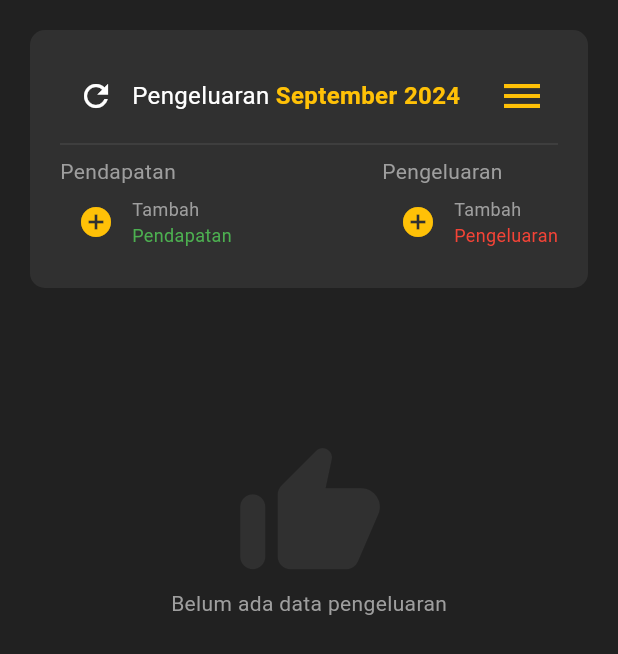
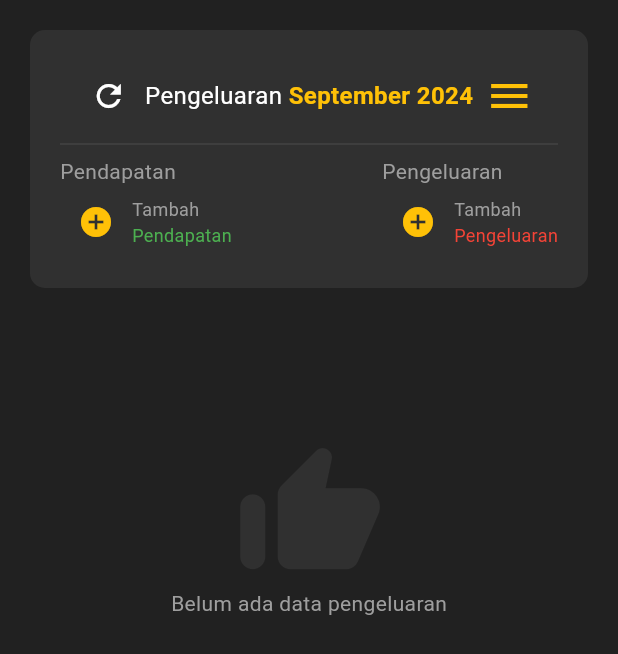
Before and after one commit to IvanRifki/pengeluaran, a Flutter app: the screen it shows after launch, on a phone screen of 412 x 824 dp. Shown: the top 654 px of the screen. Run offline on Flutter 3.47's test engine with Material 3 defaults, Android fonts, the light colour scheme and no system bars; our stand-ins replace flutter_keyboard_visibility, sqflite, sqflite_common_ffi, syncfusion_flutter_charts; accounts and stored records are empty.

Commit message:
perbaikan bug UI dan line chart

```diff
--- a/lib/charts/LineChartPengeluaranPerBulan.dart
+++ b/lib/charts/LineChartPengeluaranPerBulan.dart
@@ -55,7 +55,8 @@ class _LineChartPengeluaranPerBulanState
   }
 
   Future<void> getChartData() async {
-    final data = await db.queryLineChartPengeluaran();
+    final bulanini = DateFormat('MMMM').format(DateTime.now());
+    final data = await db.queryLineChartPengeluaran(bulanini);
     _chartdata.clear();
 
     if (data.isNotEmpty) {
--- a/lib/charts/lineChartPengeluaran.dart
+++ b/lib/charts/lineChartPengeluaran.dart
@@ -13,7 +13,8 @@ class LineChartPengeluaran extends StatefulWidget {
 
 List<LineChartData> _chartdata = [];
 Future<void> getChartData() async {
-  final data = await db.queryLineChartPengeluaran();
+  final bulanini = DateFormat('MMMM').format(DateTime.now());
+  final data = await db.queryLineChartPengeluaran(bulanini);
   _chartdata.clear();
   _chartdata = data
       .map((data) => LineChartData(data['TotalPengeluaran'],
--- a/lib/charts/pieChartTipePengeluaran.dart
+++ b/lib/charts/pieChartTipePengeluaran.dart
@@ -57,8 +57,6 @@ class _PieChartTipePengeluaranState extends State<PieChartTipePengeluaran> {
 
     for (int i = 0; i < data.length; i++) {
       DateTime waktu = DateFormat('EEEE dd MMMM yyyy').parse(data[i]['waktu']);
-      // pieChartData.add(PieChartData(data[i]['tipe'], data[i]['nominal'],
-      //     data[i]['nominal'] * 100.0 / totalnominal));
 
       if (waktu.month == DateTime.now().month) {
         pieChartData.add(PieChartData(data[i]['tipe'], data[i]['nominal'] / 2,
@@ -81,7 +79,6 @@ class _PieChartTipePengeluaranState extends State<PieChartTipePengeluaran> {
       ],
       legend: Legend(
         isVisible: true,
-        // overflowMode: LegendItemOverflowMode.wrap,
         position: LegendPosition.left,
         textStyle: const TextStyle(fontSize: 12, color: Colors.white),
       ),
@@ -98,7 +95,6 @@ class _PieChartTipePengeluaranState extends State<PieChartTipePengeluaran> {
                 color: Colors.white,
                 labelPosition: ChartDataLabelPosition.inside),
             dataLabelMapper: (PieChartData data, _) =>
-                // currencyFormatter.format(data.yData),
                 data.percent.toStringAsFixed(2) + '%')
       ],
     );
--- a/lib/databasehelper/dbhelper_pengeluaran.dart
+++ b/lib/databasehelper/dbhelper_pengeluaran.dart
@@ -119,10 +119,10 @@ class DatabaseHelper {
     return results;
   }
 
-  Future<List<Map<String, dynamic>>> queryLineChartPengeluaran() async {
+  Future<List<Map<String, dynamic>>> queryLineChartPengeluaran(bulan) async {
     final db = await DatabaseHelper.instance.database;
     final List<Map<String, dynamic>> results = await db.rawQuery(
-        'Select SUM(CAST(REPLACE($columnNominal, "Rp ", "") AS INTEGER)) as TotalPengeluaran, $columnWaktu FROM $table WHERE $columnWaktu LIKE "%August%" group by $columnWaktu ');
+        'Select SUM(CAST(REPLACE($columnNominal, "Rp ", "") AS INTEGER)) as TotalPengeluaran, $columnWaktu FROM $table WHERE $columnWaktu LIKE "% $bulan %" group by $columnWaktu ');
 
     print('ini resultnya $results');
     return results;
--- a/lib/pages/dashboard/dashboard.dart
+++ b/lib/pages/dashboard/dashboard.dart
@@ -27,7 +27,6 @@ void main() async {
   runApp(Dashboard());
 }
 
-class _DashboardState extends State<Dashboard> {
 final db = DatabaseHelper.instance;
 final dbPendapatan = DatabaseHelperPendapatan.instance;
 DateTime? selectedDate;
@@ -44,6 +43,7 @@ class _DashboardState extends State<Dashboard> {
 
 final _formKey = GlobalKey<FormState>();
 
+class _DashboardState extends State<Dashboard> {
   @override
   void initState() {
     setState(() {
@@ -185,14 +185,19 @@ class _DashboardState extends State<Dashboard> {
 
   Widget containerChart() {
     return Column(
+      mainAxisSize: MainAxisSize.min,
       children: [
         Container(
           color: Colors.transparent,
-          child: Center(child: PieChartTipePengeluaran()),
+          child: Center(
+            child: PieChartTipePengeluaran(),
+          ),
         ),
         Container(
           color: Colors.transparent,
-          child: Center(child: LineChartPengeluaranPerBulan()),
+          child: Center(
+            child: LineChartPengeluaranPerBulan(),
+          ),
         ),
       ],
     );
@@ -633,26 +638,25 @@ class _DashboardState extends State<Dashboard> {
           backgroundColor: Colors.grey[900],
           body: SingleChildScrollView(
             child: Column(
-              children: [
-                Expanded(
-                  child: Column(
+              mainAxisSize: MainAxisSize.min,
               children: [
                 SizedBox(
                   height: defaultPadding,
                 ),
                 Container(
                     padding: const EdgeInsets.all(defaultPadding),
-                          width: MediaQuery.of(context).size.width -
-                              defaultPadding * 2,
+                    width:
+                        MediaQuery.of(context).size.width - defaultPadding * 2,
                     decoration: BoxDecoration(
                       borderRadius: BorderRadius.circular(10),
                       color: Colors.grey[850],
                     ),
                     child: Column(
+                      mainAxisSize: MainAxisSize.min,
                       children: [
                         Row(
-                                mainAxisAlignment:
-                                    MainAxisAlignment.spaceBetween,
+                          mainAxisSize: MainAxisSize.min,
+                          mainAxisAlignment: MainAxisAlignment.spaceBetween,
                           children: [
                             Row(
                               children: [
@@ -691,8 +695,8 @@ class _DashboardState extends State<Dashboard> {
                                     context: context,
                                     builder: (BuildContext context) {
                                       return AlertDialog(
-                                              contentPadding: EdgeInsets.all(
-                                                  defaultPadding / 2),
+                                        contentPadding:
+                                            EdgeInsets.all(defaultPadding / 2),
                                         backgroundColor: Colors.grey[900],
                                         shape: RoundedRectangleBorder(
                                           borderRadius:
@@ -738,16 +742,13 @@ class _DashboardState extends State<Dashboard> {
                                                 label: Text(
                                                   'Beranda',
                                                   style: TextStyle(
-                                                            color:
-                                                                Colors.white),
+                                                      color: Colors.white),
                                                 ),
-                                                      icon: Icon(
-                                                          Icons.home_rounded,
+                                                icon: Icon(Icons.home_rounded,
                                                     color: Colors.white)),
                                             TextButton.icon(
                                                 onPressed: () {
-                                                        Navigator.of(context)
-                                                            .pop();
+                                                  Navigator.of(context).pop();
                                                   Navigator.push(
                                                     context,
                                                     MaterialPageRoute(
@@ -763,28 +764,22 @@ class _DashboardState extends State<Dashboard> {
                                                 label: Text(
                                                   'Daftar Pengeluaran',
                                                   style: TextStyle(
-                                                            color:
-                                                                Colors.white),
+                                                      color: Colors.white),
                                                 ),
                                                 icon: Icon(
-                                                          Icons
-                                                              .menu_book_rounded,
+                                                    Icons.menu_book_rounded,
                                                     color: Colors.white)),
                                             TextButton.icon(
                                                 onPressed: () {
-                                                        Navigator.of(context)
-                                                            .pop();
+                                                  Navigator.of(context).pop();
                                                 },
                                                 label: Text(
                                                   'Menu Mendatang',
                                                   style: TextStyle(
-                                                            color: Colors
-                                                                .grey[700]),
+                                                      color: Colors.grey[700]),
                                                 ),
-                                                      icon: Icon(
-                                                          Icons.commit_rounded,
-                                                          color: Colors
-                                                              .grey[700])),
+                                                icon: Icon(Icons.commit_rounded,
+                                                    color: Colors.grey[700])),
                                           ],
                                         ),
                                       );
@@ -803,12 +798,11 @@ class _DashboardState extends State<Dashboard> {
                           thickness: 1,
                         ),
                         Row(
-                                mainAxisAlignment:
-                                    MainAxisAlignment.spaceBetween,
+                          mainAxisAlignment: MainAxisAlignment.spaceBetween,
                           children: [
                             Column(
-                                    crossAxisAlignment:
-                                        CrossAxisAlignment.start,
+                              mainAxisSize: MainAxisSize.min,
+                              crossAxisAlignment: CrossAxisAlignment.start,
                               children: [
                                 Text('Pendapatan',
                                     style: TextStyle(color: Colors.grey)),
@@ -829,21 +823,18 @@ class _DashboardState extends State<Dashboard> {
                                               ),
                                               Column(
                                                 crossAxisAlignment:
-                                                          CrossAxisAlignment
-                                                              .start,
+                                                    CrossAxisAlignment.start,
                                                 children: [
                                                   Text(
                                                     'Tambah',
                                                     style: TextStyle(
-                                                              color:
-                                                                  Colors.grey,
+                                                        color: Colors.grey,
                                                         fontSize: 12),
                                                   ),
                                                   Text(
                                                     'Pendapatan',
                                                     style: TextStyle(
-                                                              color:
-                                                                  Colors.green,
+                                                        color: Colors.green,
                                                         fontSize: 12),
                                                   ),
                                                 ],
@@ -853,8 +844,7 @@ class _DashboardState extends State<Dashboard> {
                                         : Row(
                                             children: [
                                               TextButton.icon(
-                                                      style:
-                                                          TextButton.styleFrom(
+                                                style: TextButton.styleFrom(
                                                   backgroundColor:
                                                       Colors.grey[800],
                                                 ),
@@ -869,13 +859,11 @@ class _DashboardState extends State<Dashboard> {
                                                 },
                                                 label: Text(
                                                   '${totalPendapatanBulanan == 0 ? IconButton(
-                                                            hoverColor:
-                                                                Colors.amber,
+                                                      hoverColor: Colors.amber,
                                                       splashRadius: 20,
                                                       icon: Icon(
                                                         Icons.add_circle,
-                                                              color:
-                                                                  Colors.amber,
+                                                        color: Colors.amber,
                                                       ),
                                                       onPressed: () {
                                                         ShowDialogTambahPendapatan();
@@ -900,8 +888,8 @@ class _DashboardState extends State<Dashboard> {
                               ],
                             ),
                             Column(
-                                    crossAxisAlignment:
-                                        CrossAxisAlignment.start,
+                              mainAxisSize: MainAxisSize.min,
+                              crossAxisAlignment: CrossAxisAlignment.start,
                               children: [
                                 Text('Pengeluaran',
                                     style: TextStyle(color: Colors.grey)),
@@ -917,10 +905,8 @@ class _DashboardState extends State<Dashboard> {
                                             onPressed: () {
                                               nominalPendapatanController
                                                   .clear();
-                                                    namaPendapatanController
-                                                        .clear();
-                                                    waktuPendapatanController
-                                                        .clear();
+                                              namaPendapatanController.clear();
+                                              waktuPendapatanController.clear();
                                               // ShowDialogTambahPendapatan();
                                               Navigator.of(context).push(
                                                 MaterialPageRoute(
@@ -964,8 +950,7 @@ class _DashboardState extends State<Dashboard> {
                                             '${currencyFormatter.format(totalPengeluaranBulanan)}',
                                             style: TextStyle(
                                                 color: Colors.red,
-                                                      fontWeight:
-                                                          FontWeight.bold,
+                                                fontWeight: FontWeight.bold,
                                                 fontSize: 16),
                                           ),
                                         ],
@@ -977,8 +962,7 @@ class _DashboardState extends State<Dashboard> {
                       ],
                     )),
                 Container(
-                        width: MediaQuery.of(context).size.width -
-                            defaultPadding * 2,
+                  width: MediaQuery.of(context).size.width - defaultPadding * 2,
                   decoration: BoxDecoration(
                     borderRadius: BorderRadius.circular(10),
                     color: Colors.green[900],
@@ -988,6 +972,7 @@ class _DashboardState extends State<Dashboard> {
                     ? containerChart()
                     : Center(
                         child: Column(
+                          mainAxisSize: MainAxisSize.min,
                           children: [
                             SizedBox(
                               height: defaultPadding * 5,
@@ -1007,9 +992,6 @@ class _DashboardState extends State<Dashboard> {
               ],
             ),
           ),
-              ],
-            ),
-          ),
         ),
       ),
     );
```
Also changed, not shown: lib/main.dart (+0 -45 lines), pubspec.lock. Lines whose indentation alone changed are shown as unchanged.
